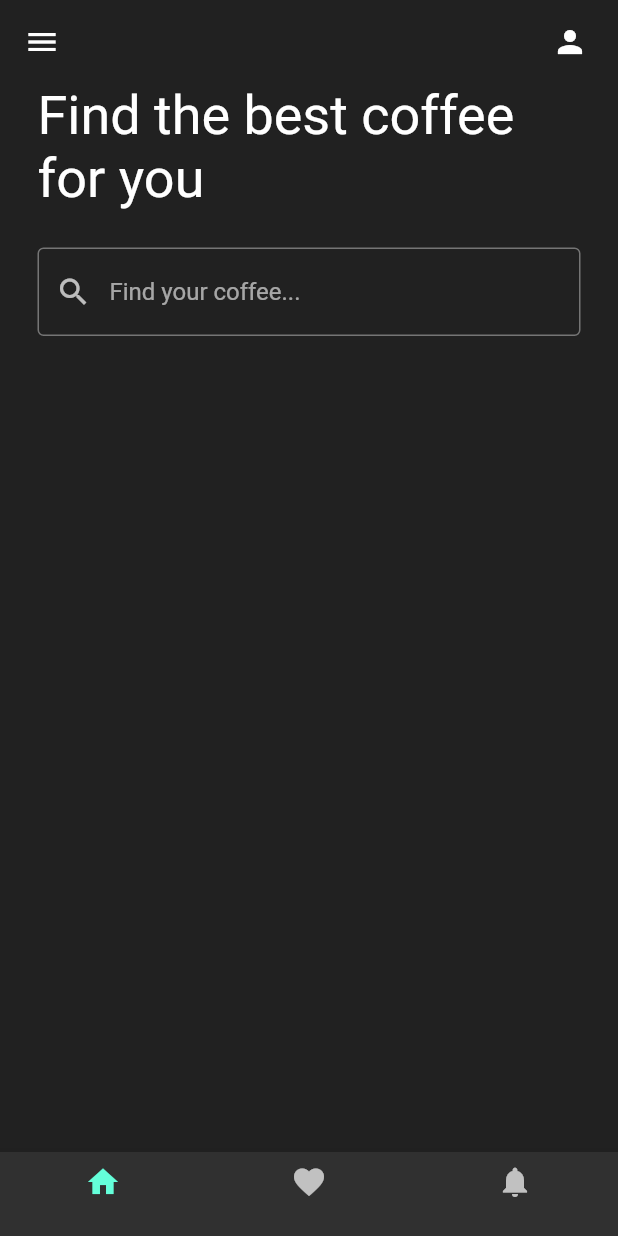
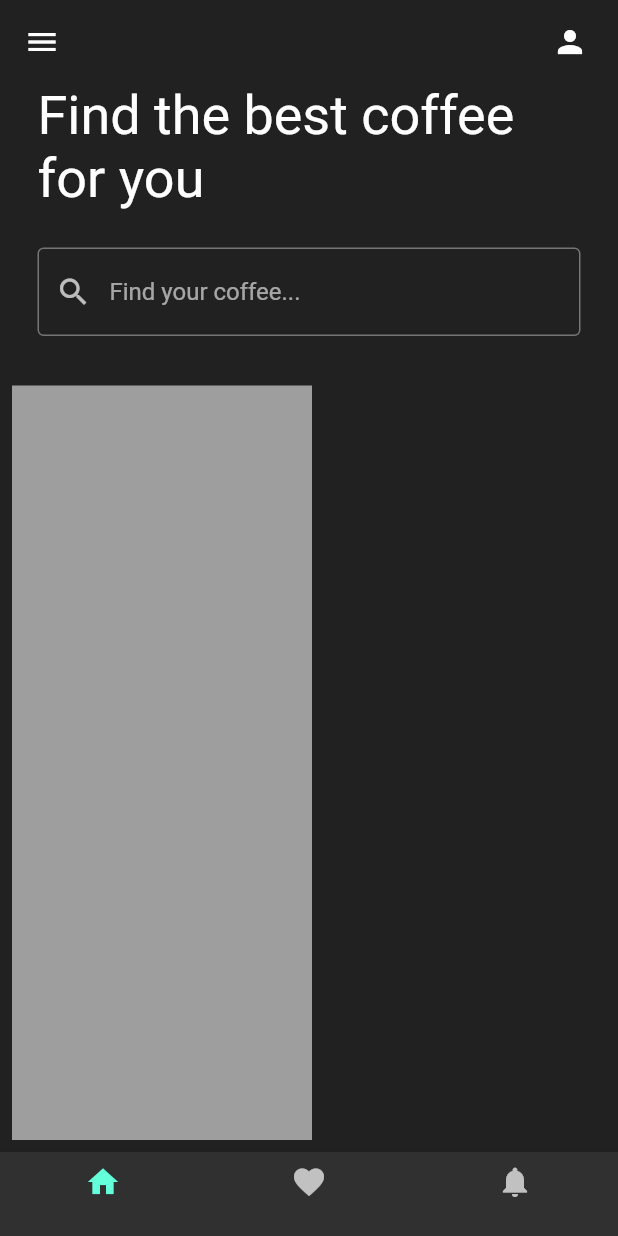
Before and after one commit to Mohamed-Aziz-Mhadhbi/CoffeeShop, a Flutter app: the screen it shows after launch, on a phone screen of 412 x 824 dp. Run offline on Flutter 3.47's test engine with Material 2 defaults, Android fonts, the phone set to English and light mode, and no system bars.

Commit message:
working on Horizantal listview

```diff
--- a/lib/main.dart
+++ b/lib/main.dart
@@ -12,7 +12,8 @@ class MyApp extends StatelessWidget {
     return MaterialApp(
       debugShowCheckedModeBanner: false,
       home: HomePage(),
-      theme: ThemeData(brightness: Brightness.dark),
+      theme: ThemeData(brightness: Brightness.dark,
+      primarySwatch: Colors.orange),
     );
   }
 }
--- a/lib/pages/home_page.dart
+++ b/lib/pages/home_page.dart
@@ -40,6 +40,7 @@ class _HomePageState extends State<HomePage> {
               style: TextStyle(fontSize: 36),
             ),
           ),
+
           SizedBox(
             height: 25,
           ),
@@ -59,9 +60,27 @@ class _HomePageState extends State<HomePage> {
                 ),
               ),
             ),
-          )
+          ),
+
+          SizedBox(
+            height: 25,
+          ),
 
           // Horizantal listview of coffee tiles
+          Expanded(
+            child: ListView(
+              scrollDirection: Axis.horizontal,
+              children: [
+                Padding(
+                  padding: const EdgeInsets.all(8.0),
+                  child: Container(
+                    width: 200,
+                    color: Colors.grey,
+                  ),
+                )
+              ],
+            ),
+          ),
         ],
       ),
     );
```
